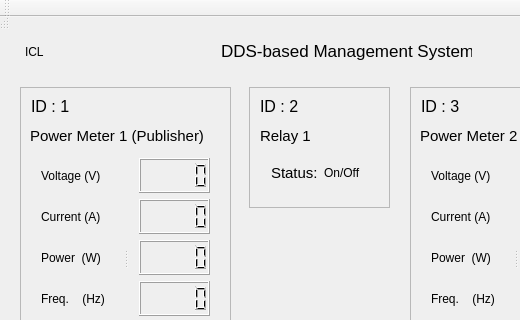
yaxchuang/Qt_dds, file mainwindow_dds.ui: the form before one commit; both pictures show x 0 to 520 and y 0 to 320 of the 859 by 533 pixel window.
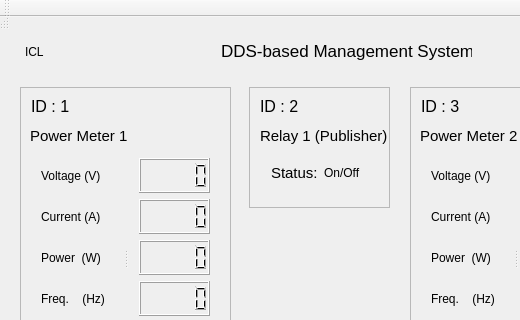
The form after the commit.

What changed in the file:
```diff
--- a/mainwindow_dds.ui
+++ b/mainwindow_dds.ui
@@ -133,7 +133,7 @@
       </font>
      </property>
      <property name="text">
-      <string>Power Meter 1 (Publisher)</string>
+      <string>Power Meter 1 </string>
      </property>
     </widget>
     <widget class="QLabel" name="Relay">
@@ -141,7 +141,7 @@
       <rect>
        <x>260</x>
        <y>100</y>
-       <width>51</width>
+       <width>130</width>
        <height>17</height>
       </rect>
      </property>
@@ -163,7 +163,7 @@
       </font>
      </property>
      <property name="text">
-      <string>Relay 1</string>
+      <string>Relay 1 (Publisher)</string>
      </property>
     </widget>
     <widget class="QWidget" name="layoutWidget">
```
